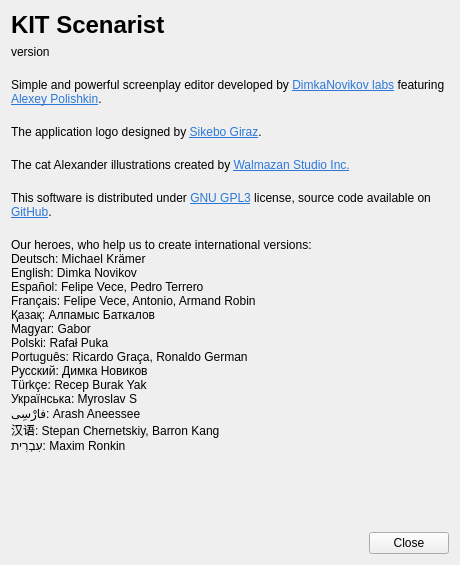
Above: src/bin/scenarist-desktop/UserInterfaceLayer/Application/AboutDialog.ui from dimkanovikov/KITScenarist before the change. Below: the same form after it.
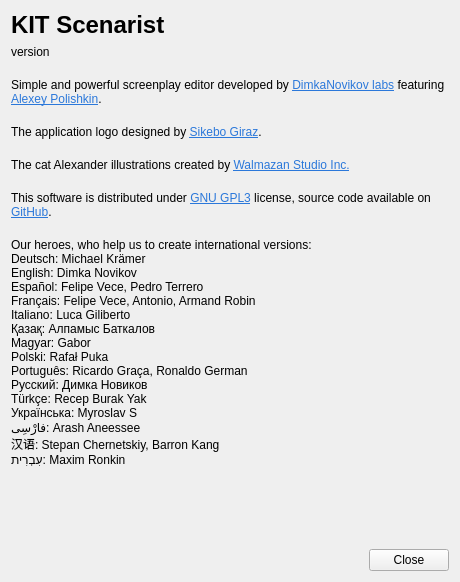
That is the form after the change.

Patch:
```diff
--- a/src/bin/scenarist-desktop/UserInterfaceLayer/Application/AboutDialog.ui
+++ b/src/bin/scenarist-desktop/UserInterfaceLayer/Application/AboutDialog.ui
@@ -7,7 +7,7 @@
     <x>0</x>
     <y>0</y>
     <width>460</width>
-    <height>565</height>
+    <height>582</height>
    </rect>
   </property>
   <property name="minimumSize">
@@ -149,6 +149,7 @@
 English: Dimka Novikov
 Español: Felipe Vece, Pedro Terrero
 Français: Felipe Vece, Antonio, Armand Robin
+Italiano: Luca Giliberto
 Қазақ: Алпамыс Баткалов
 Magyar: Gabor
 Polski: Rafał Puka
```
